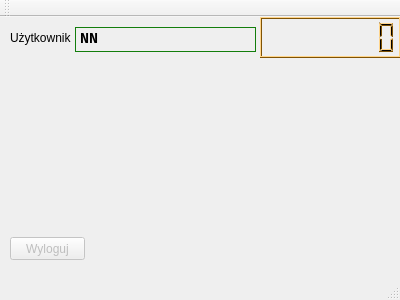
This is timeguard.ui in byebye/TimeGuard as Qt 5 draws it before an edit. The edited form follows.
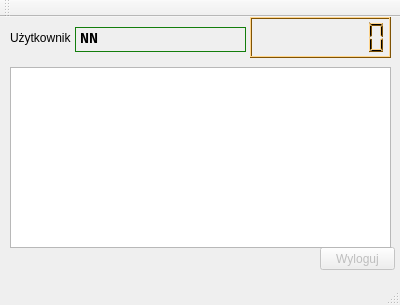
This is the edited form. Custom widgets are drawn as their Qt base class.

Commit message: Add view of user log / stats and correct reading text from files in FileManager

What changed in the file:
```diff
--- a/timeguard.ui
+++ b/timeguard.ui
@@ -7,7 +7,7 @@
     <x>0</x>
     <y>0</y>
     <width>400</width>
-    <height>300</height>
+    <height>305</height>
    </rect>
   </property>
   <property name="windowTitle">
@@ -20,8 +20,8 @@
     </property>
     <property name="geometry">
      <rect>
-      <x>10</x>
-      <y>220</y>
+      <x>320</x>
+      <y>230</y>
       <width>75</width>
       <height>23</height>
      </rect>
@@ -49,7 +49,7 @@
    <widget class="Timer" name="timerLCD">
     <property name="geometry">
      <rect>
-      <x>260</x>
+      <x>250</x>
       <y>0</y>
       <width>141</width>
       <height>41</height>
@@ -491,7 +491,7 @@
      <rect>
       <x>75</x>
       <y>10</y>
-      <width>181</width>
+      <width>171</width>
       <height>25</height>
      </rect>
     </property>
@@ -923,6 +923,16 @@
      <string>&lt;html&gt;&lt;head/&gt;&lt;body&gt;&lt;p&gt;&lt;span style=&quot; font-size:11pt; font-weight:600;&quot;&gt;NN&lt;/span&gt;&lt;/p&gt;&lt;/body&gt;&lt;/html&gt;</string>
     </property>
    </widget>
+   <widget class="QTextBrowser" name="logBrowser">
+    <property name="geometry">
+     <rect>
+      <x>10</x>
+      <y>50</y>
+      <width>381</width>
+      <height>181</height>
+     </rect>
+    </property>
+   </widget>
   </widget>
   <widget class="QMenuBar" name="menuBar">
    <property name="geometry">
```
The commit also changes 2 other files.
